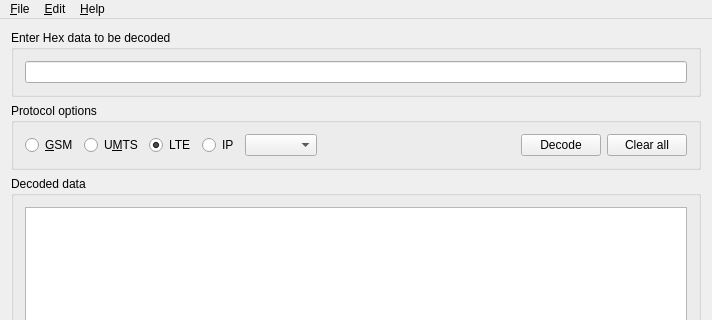
Old version of the form mainwindow.ui in the repository peremen/3GPPDecoder; both pictures show x 0 to 712 and y 0 to 320 of the 712 by 726 pixel window.
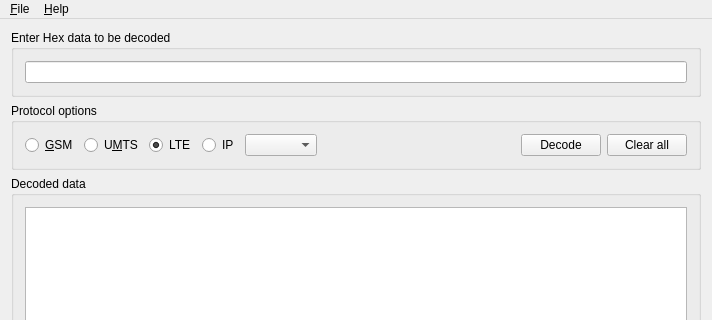
New version of the form. Icons and pictures are not drawn.

Commit message: Add definition for NB-IoT

What changed in the file:
```diff
--- a/mainwindow.ui
+++ b/mainwindow.ui
@@ -157,14 +157,6 @@
     <addaction name="action_Preference"/>
     <addaction name="action_Exit"/>
    </widget>
-   <widget class="QMenu" name="menu_Edit">
-    <property name="title">
-     <string>&amp;Edit</string>
-    </property>
-    <addaction name="action_Copy"/>
-    <addaction name="action_Cut"/>
-    <addaction name="action_Paste"/>
-   </widget>
    <widget class="QMenu" name="menu_Help">
     <property name="title">
      <string>&amp;Help</string>
@@ -172,7 +164,6 @@
     <addaction name="action_About_Decoder"/>
    </widget>
    <addaction name="menu_File"/>
-   <addaction name="menu_Edit"/>
    <addaction name="menu_Help"/>
   </widget>
   <action name="action_Exit">
```
Left out of the diff: 20 changed lines with no effect on the pictures. The commit also changes 1 other file.
